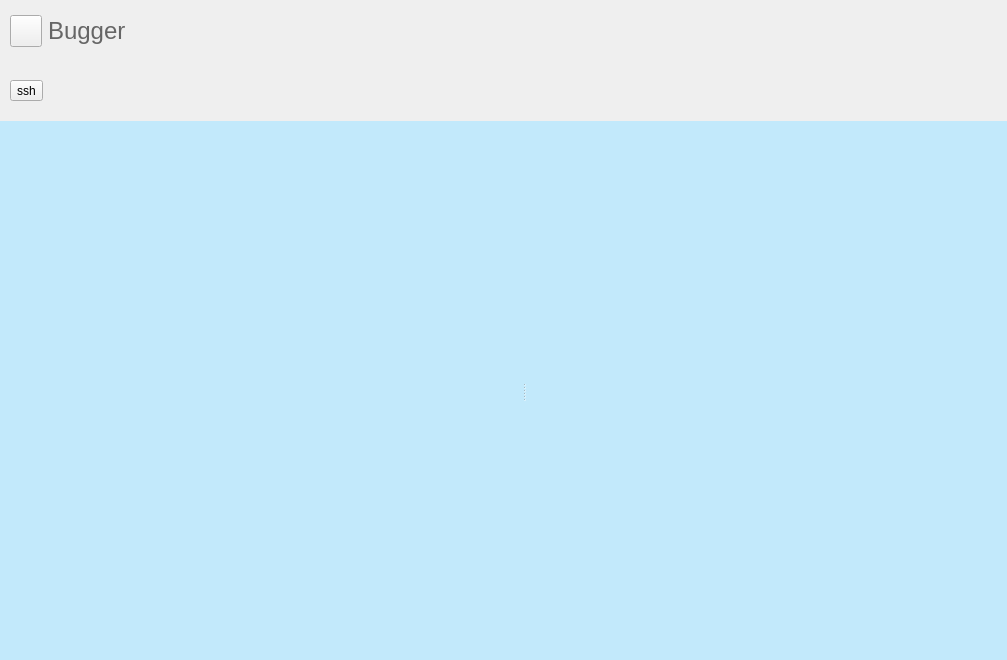
This is buganalyse/bugger/src/app/app.ui in FireLotus0/LearningNotes as Qt 5 draws it before an edit. The edited form follows.
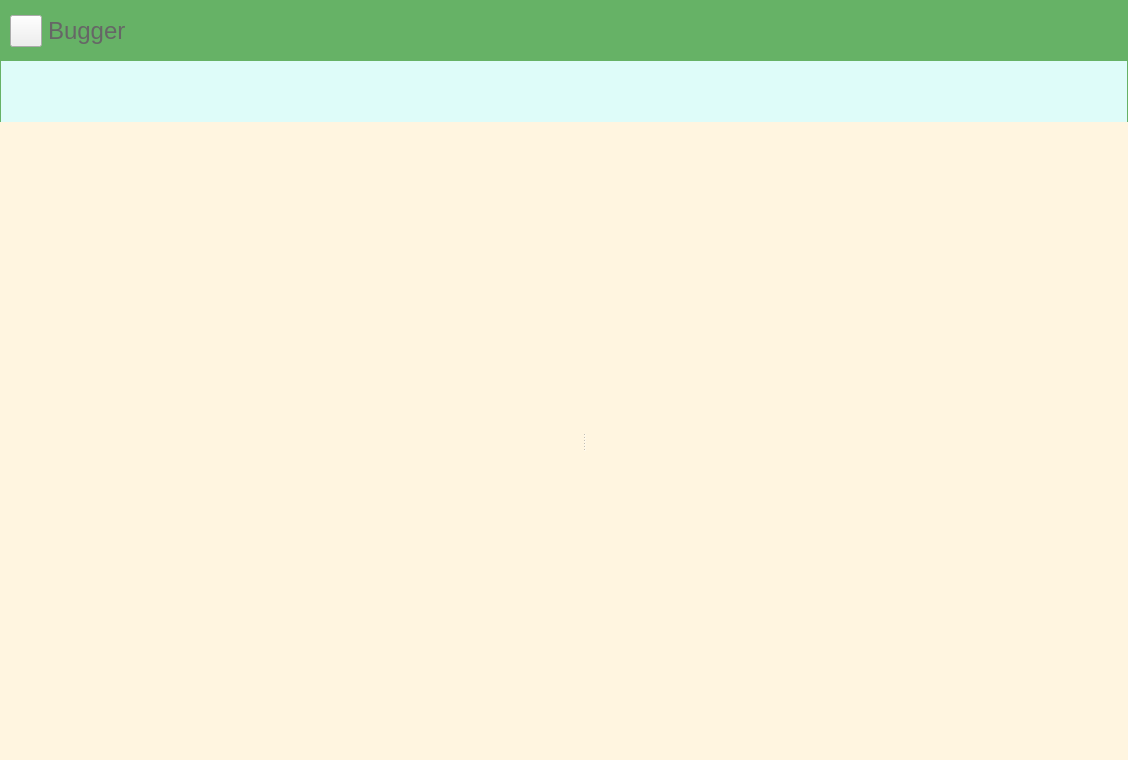
This is the edited form. Icons and pictures are not drawn. Custom widgets are drawn as their Qt base class.

Patch:
```diff
--- a/buganalyse/bugger/src/app/app.ui
+++ b/buganalyse/bugger/src/app/app.ui
@@ -6,8 +6,8 @@
    <rect>
     <x>0</x>
     <y>0</y>
-    <width>1007</width>
-    <height>660</height>
+    <width>1128</width>
+    <height>760</height>
    </rect>
   </property>
   <property name="windowTitle">
@@ -61,8 +61,7 @@
        <widget class="QWidget" name="widget" native="true">
         <property name="styleSheet">
          <string notr="true">QWidget#widget{
-background-color: qlineargradient(x1:0, y1:0, x2:1, y2:1,
-stop:0 #d9ffd3, stop:0.5 #B0FBA5 ,stop:1 #7bb074);
+background-color:rgb(102, 178, 102);
 border-radius:0px;
 }</string>
         </property>
@@ -205,44 +204,183 @@
 }</string>
            </property>
            <layout class="QHBoxLayout" name="horizontalLayout_3">
+            <property name="spacing">
+             <number>0</number>
+            </property>
+            <property name="leftMargin">
+             <number>0</number>
+            </property>
+            <property name="topMargin">
+             <number>0</number>
+            </property>
+            <property name="rightMargin">
+             <number>0</number>
+            </property>
+            <property name="bottomMargin">
+             <number>0</number>
+            </property>
             <item>
-             <widget class="QToolButton" name="btn_new_connect">
+             <widget class="QWidget" name="widget_3" native="true">
+              <property name="minimumSize">
+               <size>
+                <width>0</width>
+                <height>61</height>
+               </size>
+              </property>
               <property name="styleSheet">
-               <string notr="true">QToolButton:pressed{
-background-color:#FFE29F;
+               <string notr="true">QWidget{
+background:#defcf9;
 }</string>
               </property>
-              <property name="text">
-               <string>ssh</string>
-              </property>
-              <property name="icon">
-               <iconset resource="../app.qrc">
-                <normaloff>:/res/res/new_connection.png</normaloff>:/res/res/new_connection.png</iconset>
-              </property>
-              <property name="iconSize">
-               <size>
-                <width>32</width>
-                <height>32</height>
-               </size>
-              </property>
-              <property name="toolButtonStyle">
-               <enum>Qt::ToolButtonTextUnderIcon</enum>
-              </property>
+              <layout class="QHBoxLayout" name="horizontalLayout_2">
+               <item>
+                <widget class="QPushButton" name="btn_ssh">
+                 <property name="minimumSize">
+                  <size>
+                   <width>101</width>
+                   <height>41</height>
+                  </size>
+                 </property>
+                 <property name="maximumSize">
+                  <size>
+                   <width>101</width>
+                   <height>41</height>
+                  </size>
+                 </property>
+                 <property name="styleSheet">
+                  <string notr="true">QPushButton{
+background:transparent;
+image: url(:/res/res/ssh.png);
+width:101px;
+height:41px;
+border-radius:8px;
+border:none;
+}
+
+QPushButton:hover{
+background:#cadefc;
+}
+
+QPushButton:checked{
+background:#c3bef0;
+}
+</string>
+                 </property>
+                 <property name="text">
+                  <string/>
+                 </property>
+                 <property name="checkable">
+                  <bool>true</bool>
+                 </property>
+                 <property name="checked">
+                  <bool>false</bool>
+                 </property>
+                </widget>
+               </item>
+               <item>
+                <widget class="QPushButton" name="btn_sftp">
+                 <property name="minimumSize">
+                  <size>
+                   <width>101</width>
+                   <height>41</height>
+                  </size>
+                 </property>
+                 <property name="maximumSize">
+                  <size>
+                   <width>101</width>
+                   <height>41</height>
+                  </size>
+                 </property>
+                 <property name="styleSheet">
+                  <string notr="true">QPushButton{
+background:transparent;
+image: url(:/res/res/sftp.png);
+width:101px;
+height:41px;
+border-radius:8px;
+border:none;
+}
+
+QPushButton:hover{
+background:#cadefc;
+}
+
+QPushButton:checked{
+background:#c3bef0;
+}
+</string>
+                 </property>
+                 <property name="text">
+                  <string/>
+                 </property>
+                 <property name="checkable">
+                  <bool>true</bool>
+                 </property>
+                 <property name="checked">
+                  <bool>false</bool>
+                 </property>
+                </widget>
+               </item>
+               <item>
+                <widget class="QPushButton" name="btn_scp">
+                 <property name="minimumSize">
+                  <size>
+                   <width>101</width>
+                   <height>41</height>
+                  </size>
+                 </property>
+                 <property name="maximumSize">
+                  <size>
+                   <width>101</width>
+                   <height>41</height>
+                  </size>
+                 </property>
+                 <property name="styleSheet">
+                  <string notr="true">QPushButton{
+background:transparent;
+image: url(:/res/res/scp.png);
+width:101px;
+height:41px;
+border-radius:8px;
+border:none;
+}
+
+QPushButton:hover{
+background:#cadefc;
+}
+
+QPushButton:checked{
+background:#c3bef0;
+}
+</string>
+                 </property>
+                 <property name="text">
+                  <string/>
+                 </property>
+                 <property name="checkable">
+                  <bool>true</bool>
+                 </property>
+                 <property name="checked">
+                  <bool>false</bool>
+                 </property>
+                </widget>
+               </item>
+               <item>
+                <spacer name="horizontalSpacer_3">
+                 <property name="orientation">
+                  <enum>Qt::Horizontal</enum>
+                 </property>
+                 <property name="sizeHint" stdset="0">
+                  <size>
+                   <width>486</width>
+                   <height>20</height>
+                  </size>
+                 </property>
+                </spacer>
+               </item>
+              </layout>
              </widget>
             </item>
-            <item>
-             <spacer name="horizontalSpacer_2">
-              <property name="orientation">
-               <enum>Qt::Horizontal</enum>
-              </property>
-              <property name="sizeHint" stdset="0">
-               <size>
-                <width>932</width>
-                <height>20</height>
-               </size>
-              </property>
-             </spacer>
-            </item>
            </layout>
           </widget>
          </item>
@@ -253,12 +391,12 @@
        <widget class="QWidget" name="content" native="true">
         <property name="styleSheet">
          <string notr="true">QWidget#content{
-background-color:  #c2e9fb;
+background-color: rgb(255, 245, 224);
 border-top-left-radius:0px;
 border-top-right-radius:0px;
 }</string>
         </property>
-        <layout class="QHBoxLayout" name="horizontalLayout_2" stretch="0,1">
+        <layout class="QHBoxLayout" name="horizontalLayout_5">
          <property name="spacing">
           <number>0</number>
          </property>
@@ -306,15 +444,16 @@
              <string notr="true">background:transparent;</string>
             </property>
            </widget>
-           <widget class="QStackedWidget" name="sessionContent">
-            <property name="styleSheet">
-             <string notr="true">background:transparent;</string>
-            </property>
-            <widget class="QWidget" name="page">
-             <property name="styleSheet">
-              <string notr="true"/>
-             </property>
-            </widget>
+           <widget class="QWidget" name="layoutWidget">
+            <layout class="QVBoxLayout" name="verticalLayout_3" stretch="0">
+             <item>
+              <widget class="QStackedWidget" name="sessionContent">
+               <property name="styleSheet">
+                <string notr="true">background:transparent;</string>
+               </property>
+              </widget>
+             </item>
+            </layout>
            </widget>
           </widget>
          </item>
```
Left out of the diff: 4 changed lines with no effect on the pictures.
